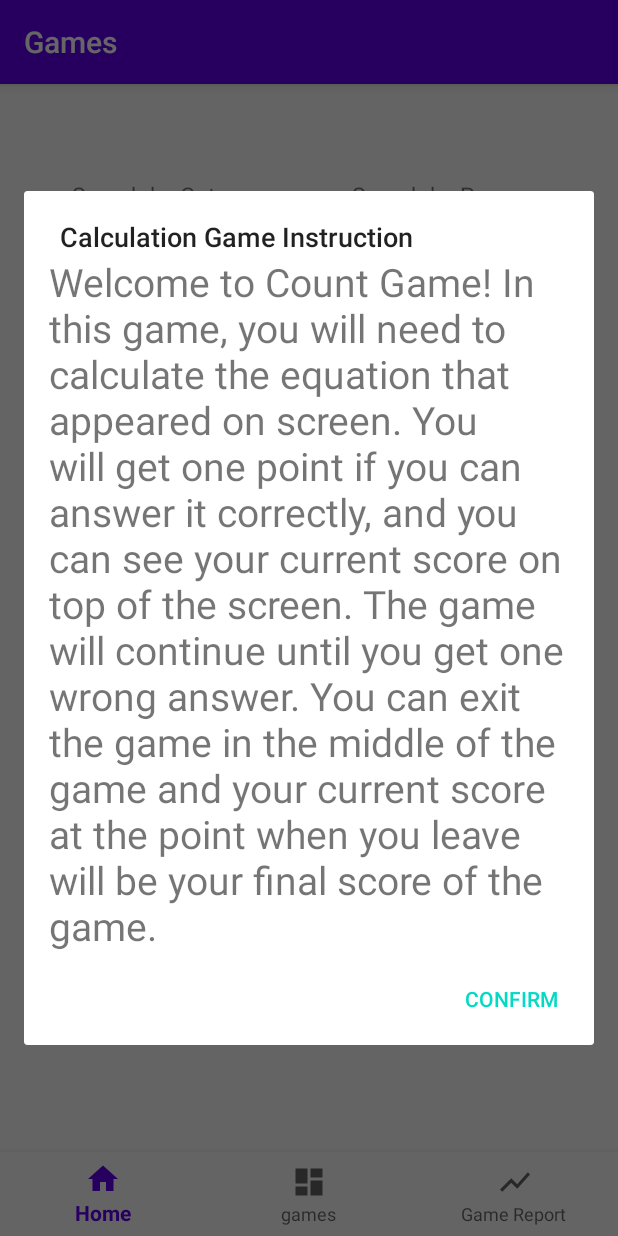
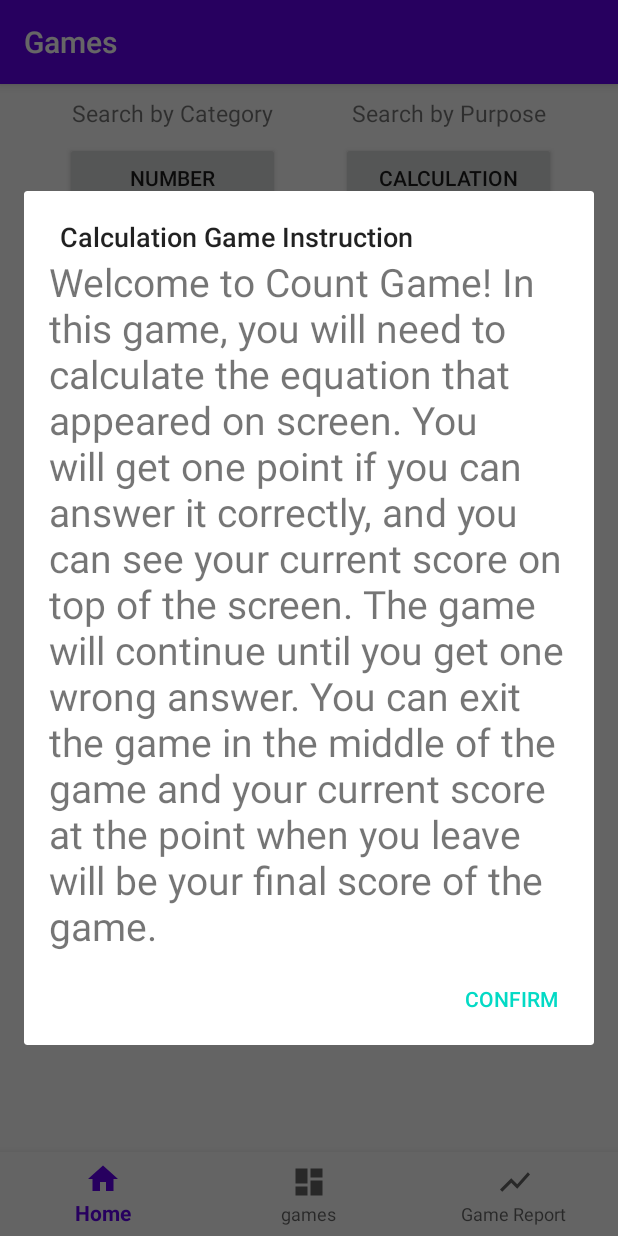
Before and after one commit to BohanShi/keystone_try, an Android app: the DashboardFragment screen opened through its navigation route, after a tap on "NUMBER", on a phone screen of 412 x 824 dp. Run offline under Robolectric (Android 15) with nearby library versions, the phone set to English and light mode, and no system bars; our stand-ins replace navigation-ui; libraries missing offline, so code that uses them is left out: com.github.mikephil.charting; 15 statements that could not run were skipped.

Commit message:
forget changed what

```diff
--- a/app/src/main/java/com/example/keystone_try/ui/dashboard/DashboardFragment.java
+++ b/app/src/main/java/com/example/keystone_try/ui/dashboard/DashboardFragment.java
@@ -93,7 +93,7 @@ public class DashboardFragment extends Fragment {
     }
 
 
-    public void isFirstTime(String instructionTitle, String instruction, final Class c){
+    public void isFirstTime(final String instructionTitle, String instruction, final Class c){
         if (!(highScore > 1)){
             final TextView tv = new TextView(getContext());
             tv.setText(instruction);
@@ -104,8 +104,10 @@ public class DashboardFragment extends Fragment {
                     .setPositiveButton("Confirm", new DialogInterface.OnClickListener() {
                         @Override
                         public void onClick(DialogInterface dialog, int which) {
+//                            new AlertDialog.Builder(getContext()).setTitle(instructionTitle)
+//                                    .setPositiveButton("Confirm", )
+
                             Intent intent = new Intent(getActivity(), c);
-
                             startActivity(intent);
                         }
                     })
--- a/app/src/main/res/layout/activity_main.xml
+++ b/app/src/main/res/layout/activity_main.xml
@@ -3,8 +3,7 @@
     xmlns:app="http://schemas.android.com/apk/res-auto"
     android:id="@+id/container"
     android:layout_width="match_parent"
-    android:layout_height="match_parent"
-    android:paddingTop="?attr/actionBarSize">
+    android:layout_height="match_parent">
 
     <com.google.android.material.bottomnavigation.BottomNavigationView
         android:id="@+id/nav_view"
--- a/app/src/main/res/layout/fragment_games.xml
+++ b/app/src/main/res/layout/fragment_games.xml
@@ -61,15 +61,15 @@
 
     <Button
         android:id="@+id/number"
-        android:layout_width="137dp"
-        android:layout_height="40dp"
+        android:layout_width="0dp"
+        android:layout_height="wrap_content"
         android:text="number"
         app:layout_constraintBottom_toTopOf="@+id/guideline16"
         app:layout_constraintEnd_toStartOf="@+id/guideline17"
         app:layout_constraintHorizontal_bias="0.0"
         app:layout_constraintStart_toStartOf="@+id/guideline"
         app:layout_constraintTop_toTopOf="@+id/guideline14"
-        app:layout_constraintVertical_bias="0.07" />
+        app:layout_constraintVertical_bias="0.0" />
 
     <Button
         android:id="@+id/image"
```
